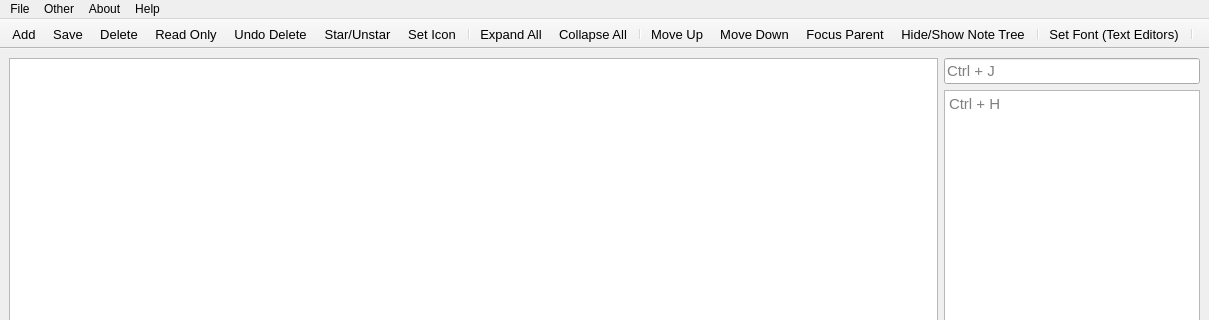
UnkindledTwo/TreeNotes, file treenotes.ui: the form before one commit; both pictures show x 0 to 1209 and y 0 to 320 of the 1209 by 643 pixel window.
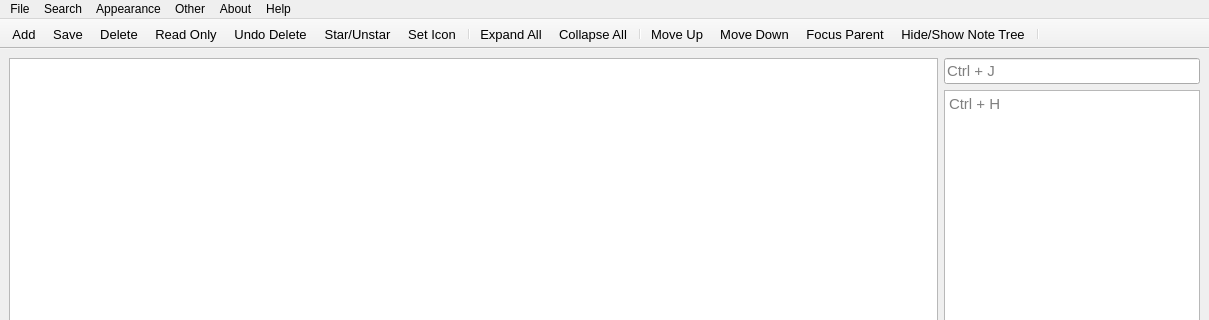
The form after the commit. Icons and pictures are not drawn. Custom widgets are drawn as their Qt base class.

What changed in the file:
```diff
--- a/treenotes.ui
+++ b/treenotes.ui
@@ -206,7 +206,27 @@
     </property>
     <addaction name="actionMacros"/>
    </widget>
+   <widget class="QMenu" name="menuSearch">
+    <property name="title">
+     <string>Search</string>
+    </property>
+    <addaction name="actionSearch_In_Current_Note"/>
+    <addaction name="actionReplace_All_In_Current_Note"/>
+    <addaction name="actionSearch_In_All_Notes"/>
+   </widget>
+   <widget class="QMenu" name="menuAppearance">
+    <property name="title">
+     <string>Appearance</string>
+    </property>
+    <addaction name="actionHide_Show_Note_Tree"/>
+    <addaction name="actionHide_Show_Toolbar"/>
+    <addaction name="actionHide_Show_Title_2"/>
+    <addaction name="separator"/>
+    <addaction name="actionFullscreen_On_Off"/>
+   </widget>
    <addaction name="menuFile"/>
+   <addaction name="menuSearch"/>
+   <addaction name="menuAppearance"/>
    <addaction name="menuOther"/>
    <addaction name="menuAbout"/>
    <addaction name="menuHelp"/>
@@ -254,8 +274,6 @@
    <addaction name="actionFocus_Parent"/>
    <addaction name="actionHide_Show_Note_Tree"/>
    <addaction name="separator"/>
-   <addaction name="actionSet_Font_Text_Editors"/>
-   <addaction name="separator"/>
   </widget>
   <action name="actionAdd">
    <property name="text">
```
Left out of the diff: 56 changed lines with no effect on the pictures.
